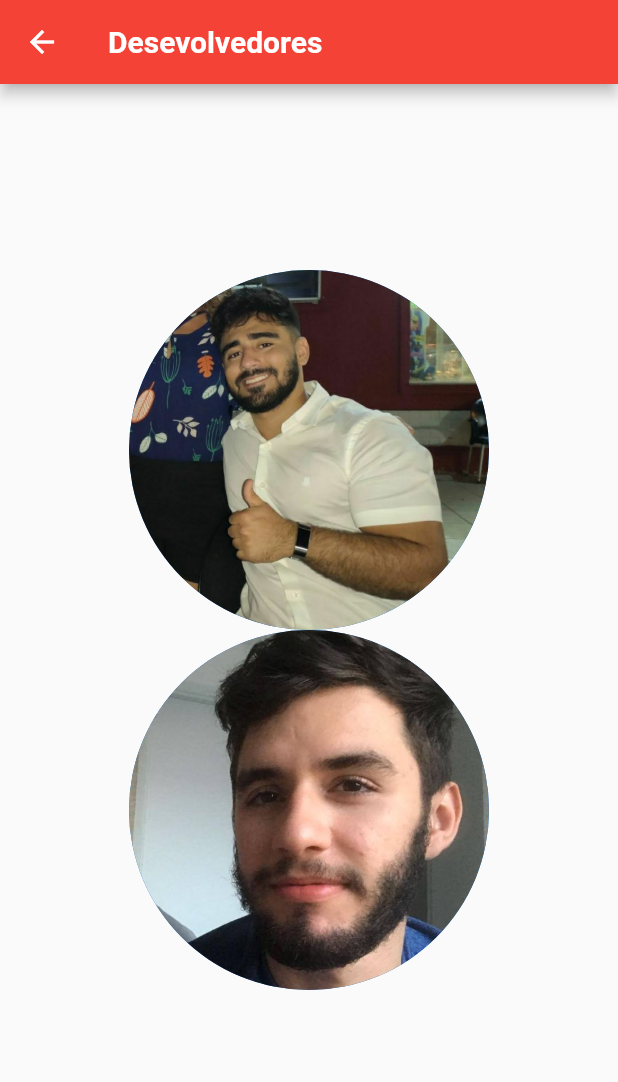
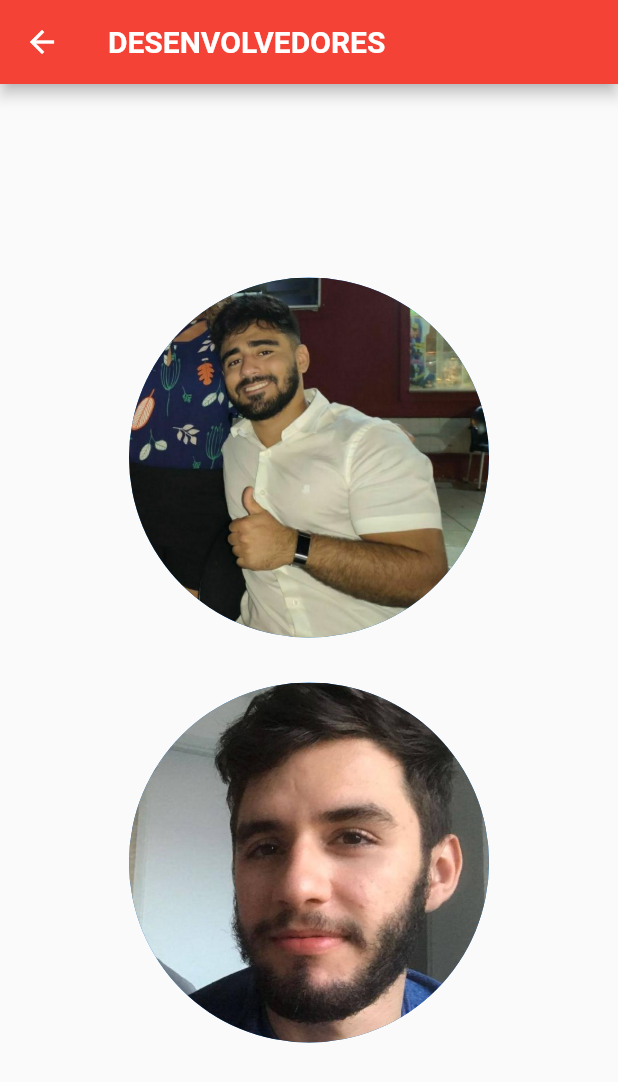
Before and after one commit to gabrieloureiro/Kings-Cup, a Flutter app: the Devs screen opened directly, on a phone screen of 412 x 824 dp. Shown: the top 1082 px of the screen. Run offline on Flutter 3.47's test engine with Material 2 defaults, Android fonts, the phone set to English and light mode, and no system bars; our stand-ins replace material_design_icons_flutter.

```diff
--- a/lib/dev.dart
+++ b/lib/dev.dart
@@ -19,10 +19,22 @@ class _DevsState extends State<Devs> {
 }
   @override
   Widget build(BuildContext context) {
-    return Scaffold(
+
+      return Stack(
+        children: <Widget>[
+          Container(
+            decoration: BoxDecoration(
+              gradient: LinearGradient(
+                begin: Alignment.topCenter,
+                end: Alignment.bottomCenter,
+                colors: [Color(0xffff6e7f), Color(0xffbfe9ff)]
+              )
+            )
+          ),
+          Scaffold(
             appBar: AppBar(
               backgroundColor: Colors.red,
-          title: Text('Desevolvedores',
+              title: Text('DESENVOLVEDORES',
               style: TextStyle(
                 color: Colors.white,
                 fontWeight: FontWeight.bold
@@ -34,7 +46,6 @@ class _DevsState extends State<Devs> {
               mainAxisAlignment: MainAxisAlignment.center,
               mainAxisSize: MainAxisSize.max,
               children: <Widget>[
-
                 Padding(
                   padding: EdgeInsets.all(30),
                   child: Column(
@@ -51,6 +62,9 @@ class _DevsState extends State<Devs> {
                           maxRadius: 120,
                         ),
                       ),
+                      Padding(
+                        padding: EdgeInsets.only(top: 30),
+                      ),
                       GestureDetector(
                         onTap: () {
                           _launchURL("https://github.com/daviximenes");
@@ -62,13 +76,14 @@ class _DevsState extends State<Devs> {
                           maxRadius: 120,
                         ),
                       ),
-                  SizedBox(
-                    height: 40,
-                  )
                     ],
                   ),
                 )
                 ],
-        )));
+            )
+          )
+          )
+        ],
+      );
   }
 }
```
Also changed, not shown: lib/home.dart (+10 -3 lines), 2 other files. Lines whose indentation alone changed are shown as unchanged.
